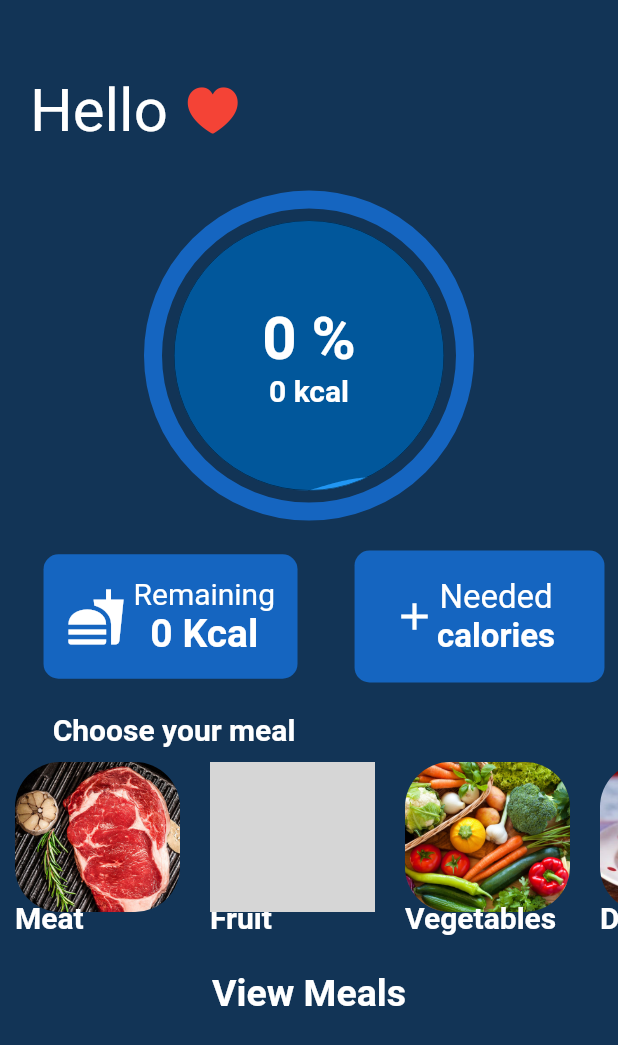
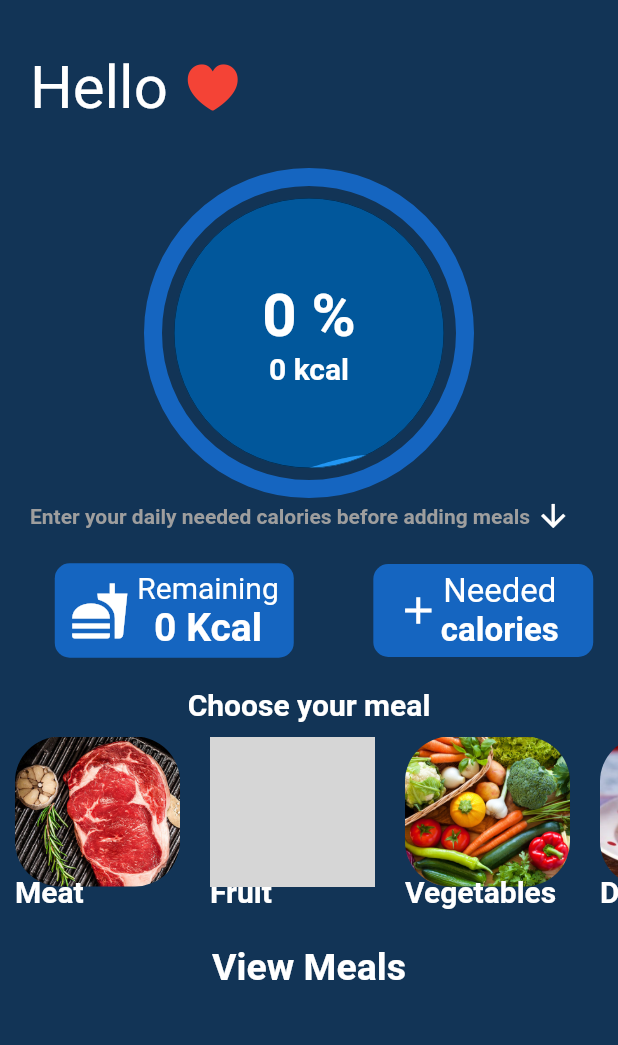
Before and after one commit to YoussifHany51/Calorie_Tracker, a Flutter app: the Home screen opened directly, on a phone screen of 412 x 824 dp. Shown: the top 1045 px of the screen. Run offline on Flutter 3.47's test engine with Material 2 defaults, Android fonts, the phone set to English and light mode, and no system bars; drawn by our look-alikes of percent_indicator; our stand-ins replace liquid_progress_indicator, shared_preferences, sliding_sheet; accounts and stored records are empty; grey boxes are pictures that could not be loaded.

Commit message:
Editing UI

```diff
--- a/lib/screens/home.dart
+++ b/lib/screens/home.dart
@@ -54,7 +54,7 @@ class _HomeState extends State<Home> {
             child: Column(
               children: [
                 SizedBox(
-                  height: 20,
+                  height: 5,
                 ),
                 Padding(
                   padding:
@@ -154,15 +154,32 @@ class _HomeState extends State<Home> {
                     },
                   )),
                 ),
+                Padding(
+                  padding: EdgeInsets.symmetric(horizontal: 20),
+                  child: Row(
+                    children: [
+                      Text(
+                        "Enter your daily needed calories before adding meals ",
+                        style: TextStyle(
+                          fontSize: 14,
+                          color: Colors.grey,
+                          fontWeight: FontWeight.w600,
+                        ),
+                      ),
+                      Icon(Icons.arrow_downward_outlined, color: Colors.white)
+                    ],
+                  ),
+                ),
                 Row(
                   mainAxisAlignment: MainAxisAlignment.spaceAround,
                   children: [
                     Padding(
-                      padding:
-                          EdgeInsets.symmetric(horizontal: 20, vertical: 20),
+                      padding: EdgeInsets.symmetric(
+                        horizontal: 20,
+                      ),
                       child: Container(
                         padding:
-                            EdgeInsets.symmetric(horizontal: 15, vertical: 15),
+                            EdgeInsets.symmetric(horizontal: 10, vertical: 5),
                         decoration: BoxDecoration(
                             color: Colors.blue.shade800,
                             borderRadius: BorderRadius.circular(10)),
@@ -230,8 +247,8 @@ class _HomeState extends State<Home> {
                           _showMyDialog();
                         },
                         child: Container(
-                          padding: EdgeInsets.symmetric(
-                              horizontal: 25, vertical: 18),
+                          padding:
+                              EdgeInsets.symmetric(horizontal: 15, vertical: 5),
                           decoration: BoxDecoration(
                               color: Colors.blue.shade800,
                               borderRadius: BorderRadius.circular(10)),
@@ -270,8 +287,7 @@ class _HomeState extends State<Home> {
                   ],
                 ),
 
-                Padding(
-                  padding: EdgeInsets.only(right: 180),
+                Center(
                   child: Text(
                     "Choose your meal",
                     style: TextStyle(
@@ -280,6 +296,7 @@ class _HomeState extends State<Home> {
                         color: Colors.white),
                   ),
                 ),
+
                 //
                 CategoryCarousel(
                   control: convert(controllerValue),
```
